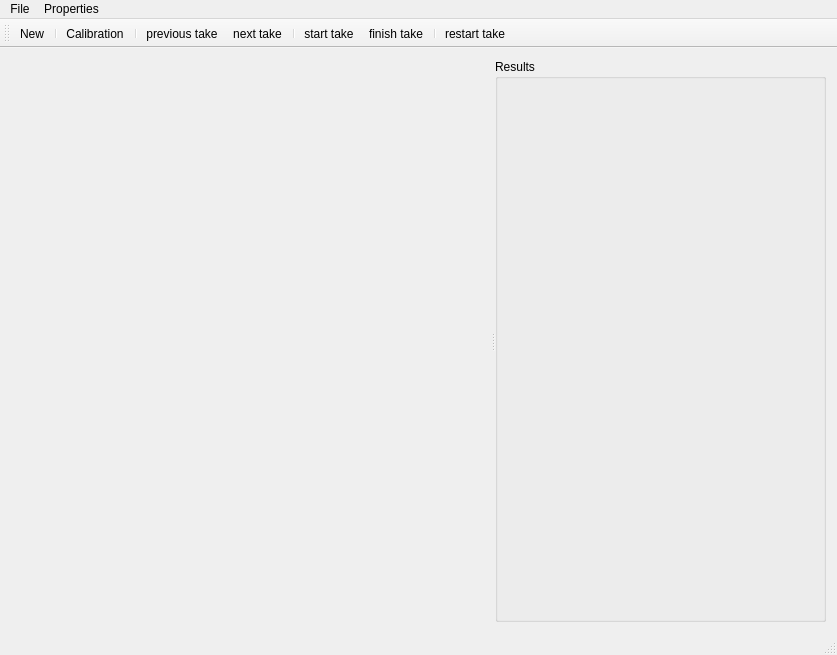
The window that mainwindow.ui (liglacsap/SurveyTrackingTool) describes before a commit, drawn with Qt 5.
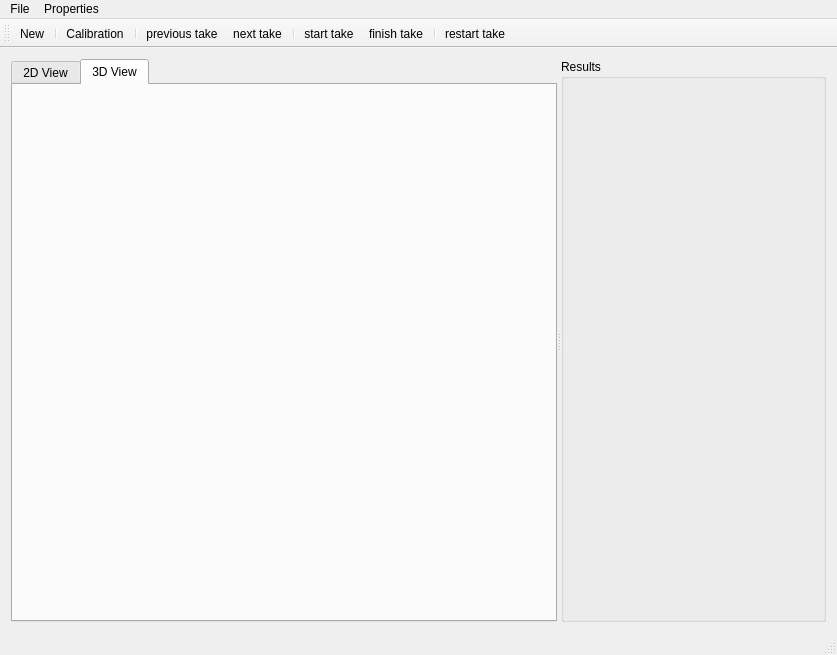
The same window after the commit. Icons and pictures are not drawn. Custom widgets are drawn as their Qt base class.

Commit message: 2D View Added, Bug fixed

Patch:
```diff
--- a/mainwindow.ui
+++ b/mainwindow.ui
@@ -20,7 +20,55 @@
       <property name="orientation">
        <enum>Qt::Horizontal</enum>
       </property>
-      <widget class="QWidget" name="widget" native="true"/>
+      <widget class="QWidget" name="widget" native="true">
+       <layout class="QGridLayout" name="gridLayout_3">
+        <property name="leftMargin">
+         <number>0</number>
+        </property>
+        <property name="topMargin">
+         <number>0</number>
+        </property>
+        <property name="rightMargin">
+         <number>0</number>
+        </property>
+        <property name="bottomMargin">
+         <number>0</number>
+        </property>
+        <item row="0" column="0">
+         <widget class="QTabWidget" name="tabWidget">
+          <property name="currentIndex">
+           <number>1</number>
+          </property>
+          <property name="documentMode">
+           <bool>false</bool>
+          </property>
+          <property name="tabsClosable">
+           <bool>false</bool>
+          </property>
+          <widget class="QWidget" name="tab">
+           <attribute name="title">
+            <string>2D View</string>
+           </attribute>
+           <layout class="QGridLayout" name="gridLayout_5">
+            <item row="0" column="0">
+             <widget class="QWidget" name="widget_4" native="true"/>
+            </item>
+           </layout>
+          </widget>
+          <widget class="QWidget" name="tab_2">
+           <attribute name="title">
+            <string>3D View</string>
+           </attribute>
+           <layout class="QGridLayout" name="gridLayout_4">
+            <item row="0" column="0">
+             <widget class="Paint2DWidget" name="widget_3" native="true"/>
+            </item>
+           </layout>
+          </widget>
+         </widget>
+        </item>
+       </layout>
+      </widget>
       <widget class="QWidget" name="widget_2" native="true">
        <layout class="QGridLayout" name="gridLayout_2">
         <property name="leftMargin">
@@ -186,6 +234,14 @@
   </action>
  </widget>
  <layoutdefault spacing="6" margin="11"/>
+ <customwidgets>
+  <customwidget>
+   <class>Paint2DWidget</class>
+   <extends>QWidget</extends>
+   <header>paint2dwidget.h</header>
+   <container>1</container>
+  </customwidget>
+ </customwidgets>
  <resources>
   <include location="icons.qrc"/>
  </resources>
```
The commit also changes 11 other files.
